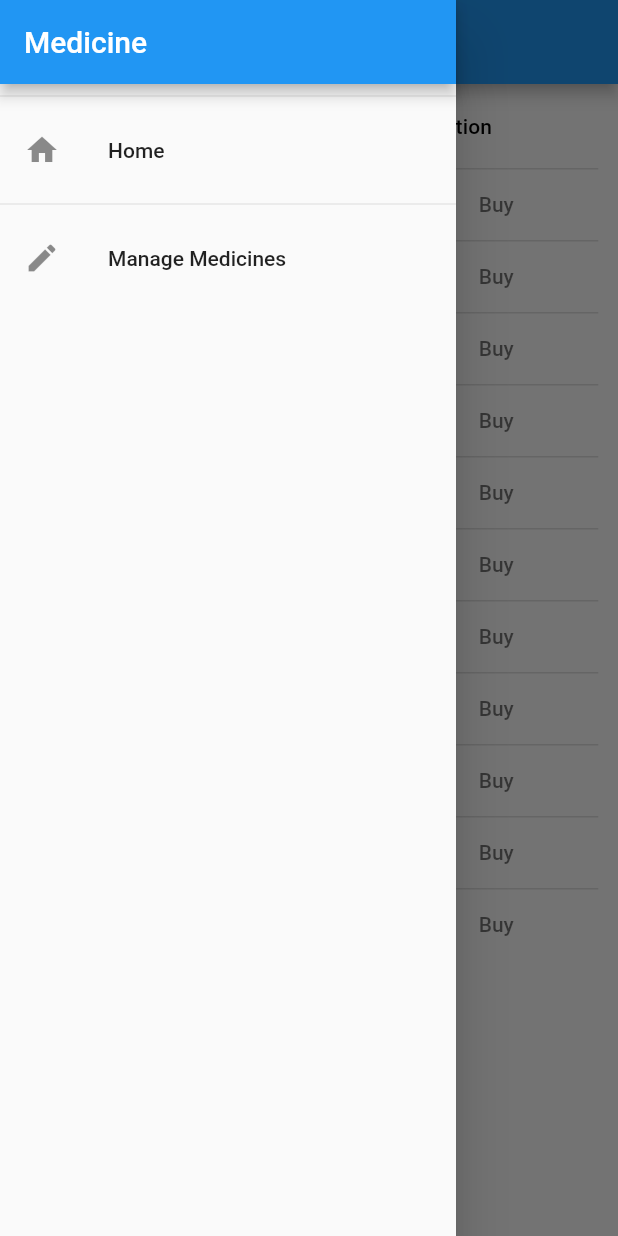
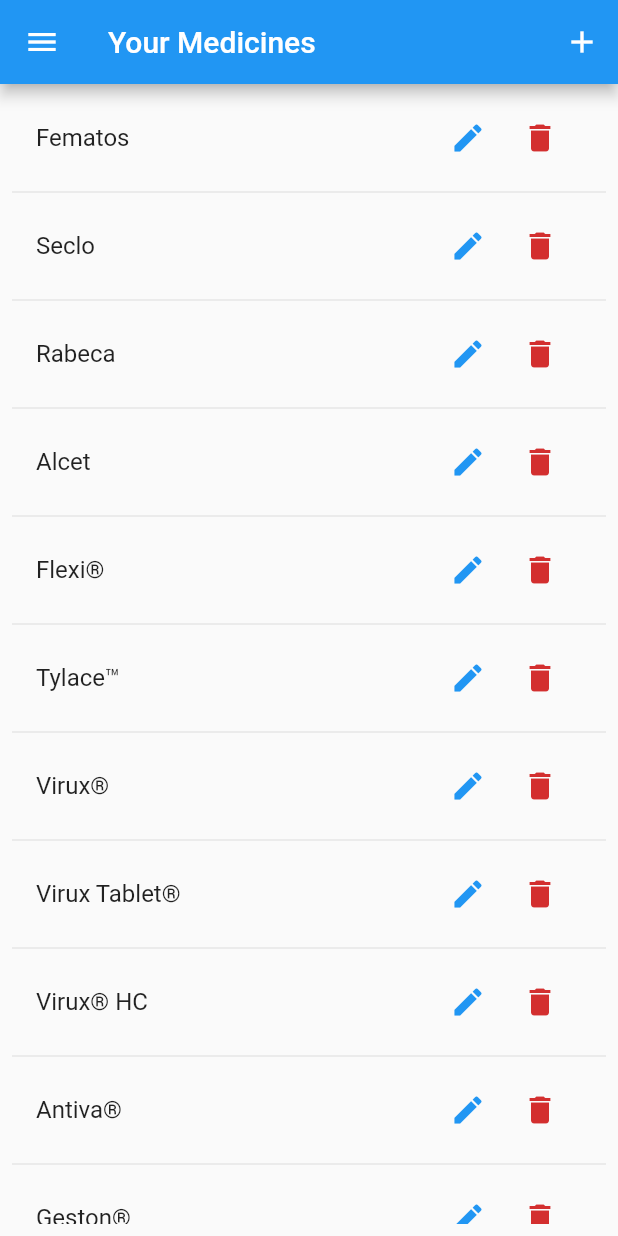
Before and after one commit to Linkonsq/Medicine-Info, a Flutter app: the screen it shows after launch, in the side drawer, after a tap on "Manage Medicines", on a phone screen of 412 x 824 dp. Run offline on Flutter 3.47's test engine with Material 2 defaults, Android fonts, the phone set to English and light mode, and no system bars.

Commit message:
Adding Manage Medicines screen

```diff
--- a/lib/main.dart
+++ b/lib/main.dart
@@ -1,6 +1,7 @@
 import 'package:flutter/material.dart';
 import 'package:medicine/providers/medicines.dart';
 import 'package:medicine/screens/info_screen.dart';
+import 'package:medicine/screens/user_medicines_screen.dart';
 import 'package:provider/provider.dart';
 
 void main() => runApp(MyApp());
@@ -12,7 +13,14 @@ class MyApp extends StatelessWidget {
       create: (ctx) => Medicines(),
       child: MaterialApp(
         debugShowCheckedModeBanner: false,
+        title: 'Medicines',
+        theme: ThemeData(
+          primarySwatch: Colors.blue,
+        ),
         home: InfoScreen(),
+        routes: {
+          UserMedicinesScreen.routeName: (ctx) => UserMedicinesScreen(),
+        },
       ),
     );
   }
--- a/lib/screens/info_screen.dart
+++ b/lib/screens/info_screen.dart
@@ -67,7 +67,7 @@ class _InfoScreenState extends State<InfoScreen> {
     final medicines = medicinesData.items;
     return Scaffold(
       appBar: AppBar(
-        title: Text('Medicine Info'),
+        title: Text('Medicines'),
       ),
       drawer: AppDrawer(),
       body: Column(
--- /dev/null
+++ b/lib/screens/user_medicines_screen.dart
@@ -0,0 +1,43 @@
+import 'package:flutter/material.dart';
+import 'package:medicine/providers/medicines.dart';
+import 'package:medicine/widgets/app_drawer.dart';
+import 'package:medicine/widgets/user_medicine_item.dart';
+import 'package:provider/provider.dart';
+
+class UserMedicinesScreen extends StatelessWidget {
+  static const routeName = '/manage-medicines';
+
+  @override
+  Widget build(BuildContext context) {
+    final medicinesData = Provider.of<Medicines>(context);
+    return Scaffold(
+      appBar: AppBar(
+        title: const Text('Your Medicines'),
+        actions: <Widget>[
+          IconButton(
+            icon: const Icon(Icons.add),
+            onPressed: () {
+              //Navigator.of(context).pushNamed(EditProductScreen.routeName);
+            },
+          )
+        ],
+      ),
+      drawer: AppDrawer(),
+      body: Padding(
+        padding: EdgeInsets.all(8),
+        child: ListView.builder(
+          itemCount: medicinesData.items.length,
+          itemBuilder: (_, i) => Column(
+            children: <Widget>[
+              UserMedicineItem(
+                medicinesData.items[i].id,
+                medicinesData.items[i].title,
+              ),
+              Divider(),
+            ],
+          ),
+        ),
+      ),
+    );
+  }
+}
--- a/lib/widgets/app_drawer.dart
+++ b/lib/widgets/app_drawer.dart
@@ -1,4 +1,5 @@
 import 'package:flutter/material.dart';
+import 'package:medicine/screens/user_medicines_screen.dart';
 
 class AppDrawer extends StatelessWidget {
   @override
@@ -23,8 +24,8 @@ class AppDrawer extends StatelessWidget {
             leading: Icon(Icons.edit),
             title: Text('Manage Medicines'),
             onTap: () {
-              //Navigator.of(context)
-              //.pushReplacementNamed(OrdersScreen.routeName);
+              Navigator.of(context)
+                  .pushReplacementNamed(UserMedicinesScreen.routeName);
             },
           ),
         ],
--- /dev/null
+++ b/lib/widgets/user_medicine_item.dart
@@ -0,0 +1,32 @@
+import 'package:flutter/material.dart';
+
+class UserMedicineItem extends StatelessWidget {
+  final String id;
+  final String title;
+
+  UserMedicineItem(this.id, this.title);
+
+  @override
+  Widget build(BuildContext context) {
+    return ListTile(
+      title: Text(title),
+      trailing: Container(
+        width: 100,
+        child: Row(
+          children: <Widget>[
+            IconButton(
+              icon: Icon(Icons.edit),
+              color: Theme.of(context).primaryColor,
+              onPressed: () {},
+            ),
+            IconButton(
+              icon: Icon(Icons.delete),
+              color: Theme.of(context).errorColor,
+              onPressed: () {},
+            ),
+          ],
+        ),
+      ),
+    );
+  }
+}
```
